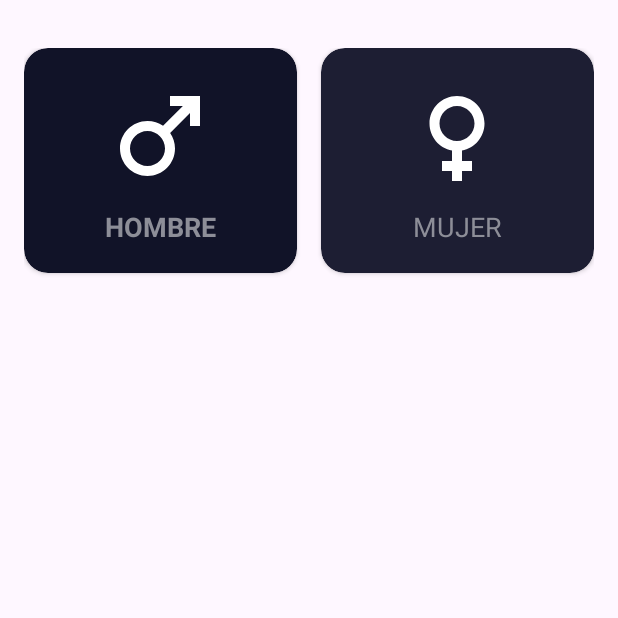
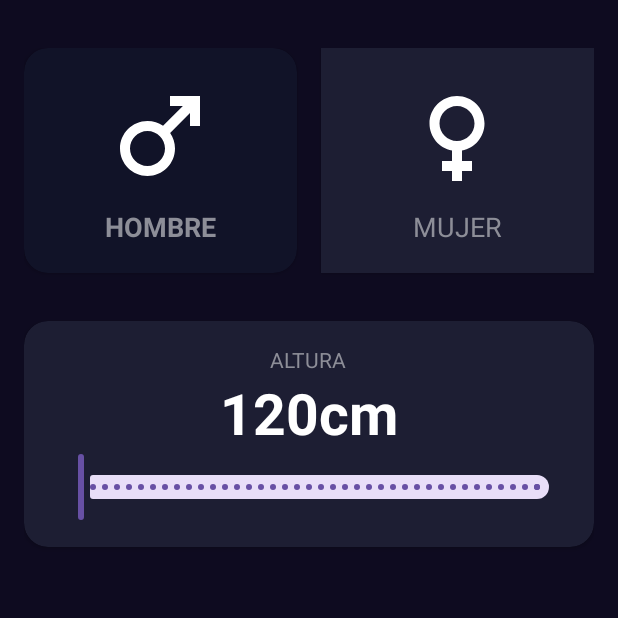
Before and after one commit to TheLittleBug404/IMC-version-2, an Android app: the screen it shows after launch (MainActivity), on a phone screen of 412 x 824 dp, the top half of it. Run offline under Robolectric (Android 15) with nearby library versions, the phone set to English and light mode, and no system bars.

Commit message:
En aca creamos los card view del hombre y mujer

```diff
--- a/app/src/main/java/com/example/appimc/MainActivity.kt
+++ b/app/src/main/java/com/example/appimc/MainActivity.kt
@@ -2,10 +2,64 @@ package com.example.appimc
 
 import androidx.appcompat.app.AppCompatActivity
 import android.os.Bundle
+import androidx.cardview.widget.CardView
+import androidx.core.content.ContextCompat
 
 class MainActivity : AppCompatActivity() {
+    //creamos 2 variables de tipo boolena para mas adelante de nuestro codigo
+    private var isMaleSelected:Boolean = true
+    private var isFemaleSelected:Boolean = false
+    //creamos el acceso a los cards
+    //con el lateinit le decimos (no te inicies ahora te iniciaras cuando yo te diga)
+    private lateinit var viewMale:CardView
+    private lateinit var viewFemale:CardView
     override fun onCreate(savedInstanceState: Bundle?) {
         super.onCreate(savedInstanceState)
         setContentView(R.layout.activity_main)
+        //iniciaremos los compomentes
+        initComponents()
+        //crearemos un metodo para cuando pulsemos el boton de hombre o mujer estos son considerados metodos de escucha
+        initListeners()
+        //creamos la interfaz
+        initUI()
+    }
+
+    private fun initUI() {
+        //le metemos el metodo setGenderColor por que
+        setGenderColor()
+    }
+
+    private fun initComponents(){
+        viewMale = findViewById(R.id.viewMale)
+        viewFemale = findViewById(R.id.viewFemale)
+    }
+    private fun initListeners(){
+        //este metodo solo les colocara un escucha de click ya sea en hombre o mujer depende de cual se cliceee
+        viewMale.setOnClickListener{
+            changeGender()
+            setGenderColor()
+        }
+        viewFemale.setOnClickListener {
+            changeGender()
+            setGenderColor()
+        }
+    }
+    private fun changeGender(){
+        isMaleSelected = !isMaleSelected //false
+        isFemaleSelected = !isFemaleSelected // true
+    }
+    private fun setGenderColor(){
+        viewMale.setCardBackgroundColor(getBackgroundColor(isMaleSelected))
+        viewFemale.setBackgroundColor(getBackgroundColor(isFemaleSelected))
+    }
+    //esta funcion devolvera un int por que el contextCompat es un int
+    private fun getBackgroundColor(isSelectedComponent:Boolean):Int{
+        val colorReferences = if(isSelectedComponent){
+            R.color.background_component_selected
+        }else{
+            R.color.background_component
+        }
+        //para agarrar un color debemos hacerlo en el Context Compat Color
+        return  ContextCompat.getColor(this,colorReferences)
     }
 }
--- a/app/src/main/res/layout/activity_main.xml
+++ b/app/src/main/res/layout/activity_main.xml
@@ -6,6 +6,7 @@
     android:layout_height="match_parent"
     android:paddingHorizontal="16dp"
     android:paddingVertical="32dp"
+    android:background="@color/background_app"
     tools:context=".MainActivity">
     <!--- Crearemos nuestro card view -->
     <androidx.cardview.widget.CardView
@@ -75,4 +76,49 @@
         </androidx.appcompat.widget.LinearLayoutCompat>
     </androidx.cardview.widget.CardView>
 
+    <!--- Este es una card view para la altura del sujeto -->
+    <androidx.cardview.widget.CardView
+        android:layout_width="0dp"
+        android:layout_height="wrap_content"
+        app:layout_constraintStart_toStartOf="parent"
+        app:layout_constraintTop_toBottomOf="@+id/viewFemale"
+        android:layout_marginTop="32dp"
+        app:cardBackgroundColor="@color/background_component"
+        app:cardCornerRadius="16dp"
+        app:layout_constraintEnd_toEndOf="parent">
+
+        <androidx.appcompat.widget.LinearLayoutCompat
+            android:layout_width="match_parent"
+            android:layout_height="wrap_content"
+            android:layout_margin="16dp"
+            android:gravity="center"
+            android:orientation="vertical">
+
+            <TextView
+                android:layout_width="wrap_content"
+                android:layout_height="wrap_content"
+                android:text="@string/heigth"
+                android:textAllCaps="true"
+                android:textColor="@color/title_text" />
+
+            <TextView
+                android:id="@+id/tvAltura"
+                android:layout_width="wrap_content"
+                android:layout_height="wrap_content"
+                android:text="120cm"
+                android:textColor="@color/white"
+                android:textSize="38sp"
+                android:textStyle="bold" />
+
+            <com.google.android.material.slider.RangeSlider
+                android:id="@+id/rsAltura"
+                android:layout_width="match_parent"
+                android:layout_height="wrap_content"
+                android:stepSize="1"
+                android:valueFrom="120"
+                android:valueTo="200" />
+        </androidx.appcompat.widget.LinearLayoutCompat>
+
+    </androidx.cardview.widget.CardView>
+
 </androidx.constraintlayout.widget.ConstraintLayout>
--- a/app/src/main/res/values/strings.xml
+++ b/app/src/main/res/values/strings.xml
@@ -2,4 +2,5 @@
     <string name="app_name">AppIMC</string>
     <string name="male">Hombre</string>
     <string name="female">Mujer</string>
+    <string name="heigth">Altura</string>
 </resources>
```
